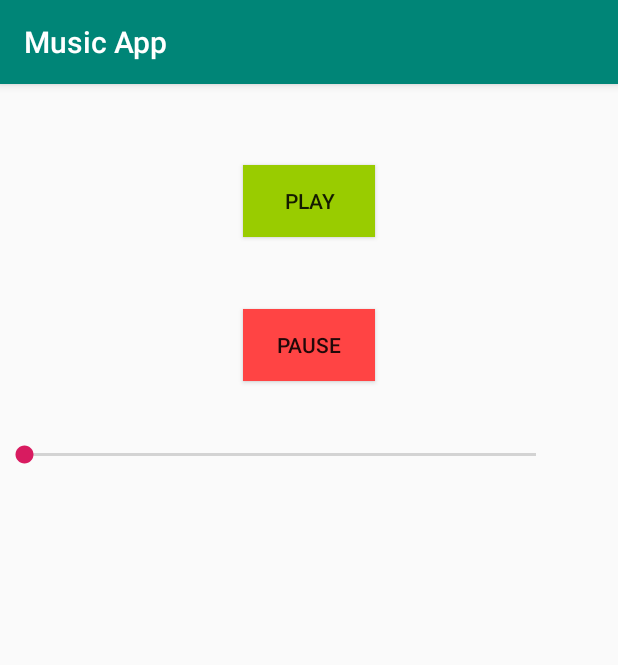
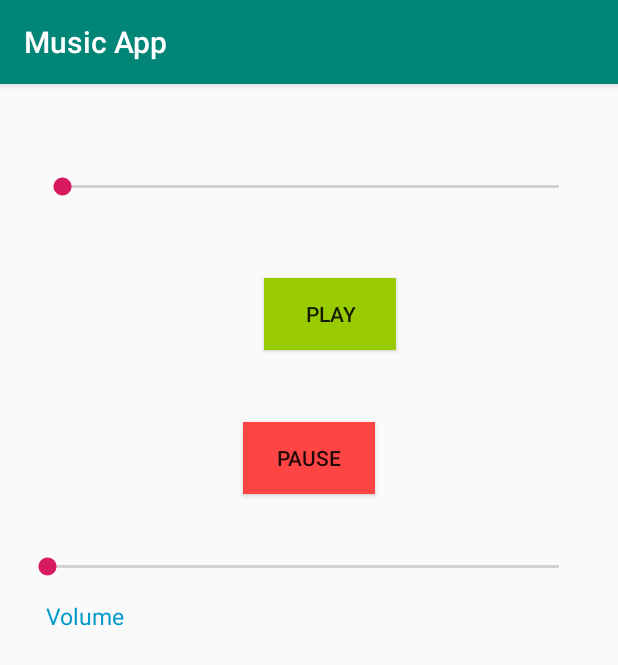
Before and after one commit to areeshaf/Music, an Android app: the screen it shows after launch (MainActivity), on a phone screen of 412 x 824 dp. Shown: the top 665 px of the screen. Run offline under Robolectric (Android 15) with nearby library versions, the light colour scheme and no system bars.

Commit message:
scrub seek

```diff
--- a/app/src/main/java/com/example/hp/musicapp/MainActivity.java
+++ b/app/src/main/java/com/example/hp/musicapp/MainActivity.java
@@ -12,6 +12,7 @@ public class MainActivity extends AppCompatActivity {
 
     MediaPlayer mediaPlayer;
     AudioManager audioManager;
+
 
     public void playFunc(View view){
 
@@ -33,6 +34,7 @@ public class MainActivity extends AppCompatActivity {
         audioManager=(AudioManager)getSystemService(AUDIO_SERVICE);
 
         SeekBar volumeSeekBar=(SeekBar)findViewById(R.id.volumeSeekBar);
+        SeekBar scrubSeekBar=(SeekBar)findViewById(R.id.scrubSeekBar);
 
         final int maxVolume=audioManager.getStreamMaxVolume(AudioManager.STREAM_MUSIC);
         int currentVolume=audioManager.getStreamVolume(AudioManager.STREAM_MUSIC);
@@ -56,6 +58,22 @@ public class MainActivity extends AppCompatActivity {
             }
         });
 
+        scrubSeekBar.setOnSeekBarChangeListener(new SeekBar.OnSeekBarChangeListener() {
+            @Override
+            public void onProgressChanged(SeekBar seekBar, int i, boolean b) {
+                Log.i("Scrub changed",Integer.toString(i));
+            }
+
+            @Override
+            public void onStartTrackingTouch(SeekBar seekBar) {
+
+            }
+
+            @Override
+            public void onStopTrackingTouch(SeekBar seekBar) {
+
+            }
+        });
 
     }
 }
--- a/app/src/main/res/layout/activity_main.xml
+++ b/app/src/main/res/layout/activity_main.xml
@@ -12,13 +12,14 @@
         android:layout_height="wrap_content"
         android:layout_marginStart="148dp"
         android:layout_marginLeft="148dp"
-        android:layout_marginTop="54dp"
+        android:layout_marginTop="129dp"
         android:layout_marginEnd="148dp"
         android:layout_marginRight="148dp"
         android:background="@android:color/holo_green_light"
         android:onClick="playFunc"
         android:text="Play"
         app:layout_constraintEnd_toEndOf="parent"
+        app:layout_constraintHorizontal_bias="1.0"
         app:layout_constraintStart_toStartOf="parent"
         app:layout_constraintTop_toTopOf="parent" />
 
@@ -42,8 +43,42 @@
         android:id="@+id/volumeSeekBar"
         android:layout_width="373dp"
         android:layout_height="26dp"
-        android:layout_marginTop="36dp"
-        app:layout_constraintTop_toBottomOf="@+id/button2"
-        tools:layout_editor_absoluteX="6dp" />
+        android:layout_marginStart="1dp"
+        android:layout_marginLeft="1dp"
+        android:layout_marginTop="35dp"
+        android:layout_marginEnd="10dp"
+        android:layout_marginRight="10dp"
+        app:layout_constraintEnd_toEndOf="parent"
+        app:layout_constraintStart_toStartOf="parent"
+        app:layout_constraintTop_toBottomOf="@+id/button2" />
+
+    <TextView
+        android:id="@+id/textView"
+        android:layout_width="wrap_content"
+        android:layout_height="wrap_content"
+        android:layout_marginStart="17dp"
+        android:layout_marginLeft="17dp"
+        android:layout_marginTop="9dp"
+        android:layout_marginEnd="316dp"
+        android:layout_marginRight="316dp"
+        android:text="Volume"
+        android:textColor="@android:color/holo_blue_dark"
+        android:textSize="15sp"
+        app:layout_constraintEnd_toEndOf="parent"
+        app:layout_constraintStart_toStartOf="parent"
+        app:layout_constraintTop_toBottomOf="@+id/volumeSeekBar" />
+
+    <SeekBar
+        android:id="@+id/scrubSeekBar"
+        android:layout_width="363dp"
+        android:layout_height="14dp"
+        android:layout_marginStart="11dp"
+        android:layout_marginLeft="11dp"
+        android:layout_marginTop="61dp"
+        android:layout_marginEnd="10dp"
+        android:layout_marginRight="10dp"
+        app:layout_constraintEnd_toEndOf="parent"
+        app:layout_constraintStart_toStartOf="parent"
+        app:layout_constraintTop_toTopOf="parent" />
 
 </android.support.constraint.ConstraintLayout>
```
